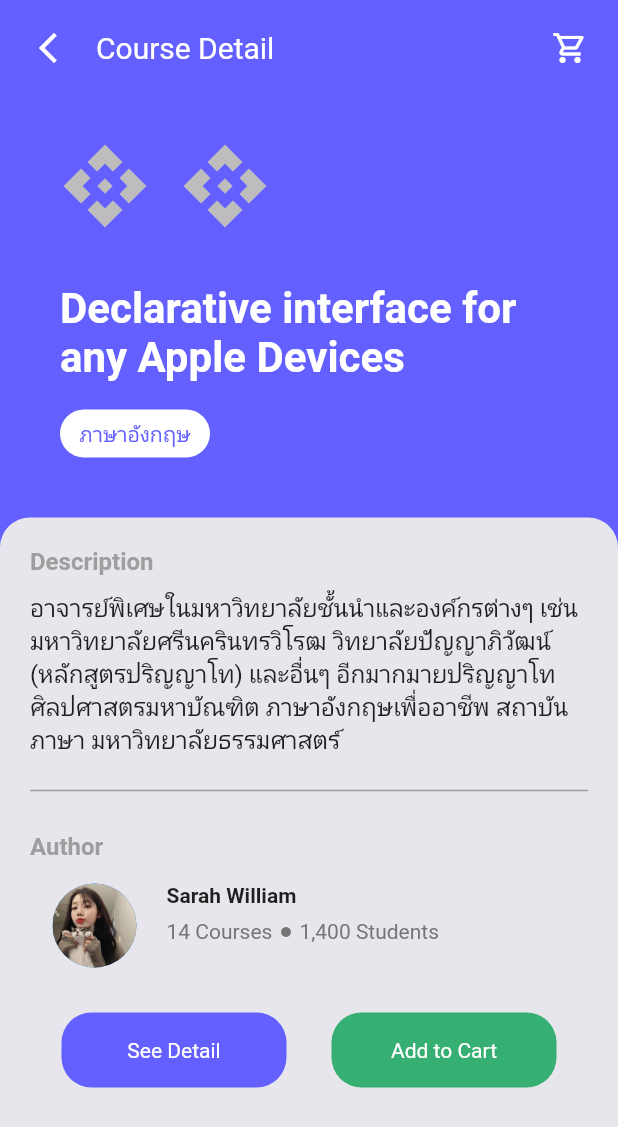
After one commit to noymak/Luk-To-Learn, a Flutter app: the CoursesScreen screen opened by its route, on a phone screen of 412 x 824 dp. The commit adds this screen. Shown: the top 1127 px of the screen. Run offline on Flutter 3.47's test engine with Material 2 defaults, Android fonts, the phone set to English and light mode, and no system bars; our stand-ins replace firebase_auth, firebase_core, get; missing offline and left inert: dart:ffi; accounts and stored records are empty.

Commit message:
ทำเพิ่มแล้ว

```diff
--- /dev/null
+++ b/project-main/lib/Screens/courses.dart
@@ -0,0 +1,283 @@
+import 'package:flutter/material.dart';
+
+class CoursesScreen extends StatefulWidget {
+  const CoursesScreen({Key? key}) : super(key: key);
+
+  @override
+  State<CoursesScreen> createState() => _CoursesScreenState();
+}
+
+class _CoursesScreenState extends State<CoursesScreen> {
+  @override
+  Widget build(BuildContext context) {
+    var size = MediaQuery.of(context).size;
+    return Scaffold(
+      backgroundColor: Color(0xff6360FF),
+      body: SingleChildScrollView(
+        child: Column(
+          children: [
+            Container(
+              child: Padding(
+                padding: const EdgeInsets.all(20),
+                child: SafeArea(
+                  child: Column(
+                    crossAxisAlignment: CrossAxisAlignment.start,
+                    children: [
+                      GestureDetector(
+                        onTap: () {
+                          Navigator.pushNamed(context, '/route');
+                        },
+                        child: Row(
+                          mainAxisAlignment: MainAxisAlignment.spaceBetween,
+                          children: [
+                            Row(
+                              children: [
+                                Icon(
+                                  Icons.arrow_back_ios_new,
+                                  color: Colors.white,
+                                ),
+                                SizedBox(
+                                  width: 20,
+                                ),
+                                Text(
+                                  "Course Detail",
+                                  style: TextStyle(
+                                    color: Colors.white,
+                                    fontSize: 20,
+                                  ),
+                                ),
+                              ],
+                            ),
+                            Row(
+                              children: [
+                                Icon(
+                                  Icons.shopping_cart_outlined,
+                                  color: Colors.white,
+                                ),
+                              ],
+                            ),
+                          ],
+                        ),
+                      ),
+                      SizedBox(
+                        height: 50,
+                      ),
+                      Row(
+                        children: [
+                          SizedBox(
+                            width: 20,
+                          ),
+                          Icon(
+                            Icons.api_sharp,
+                            size: 60,
+                            color: Colors.grey.shade400,
+                          ),
+                          SizedBox(
+                            width: 20,
+                          ),
+                          Icon(
+                            Icons.api_sharp,
+                            size: 60,
+                            color: Colors.grey.shade400,
+                          ),
+                        ],
+                      ),
+                      SizedBox(
+                        height: 15,
+                      ),
+                      Padding(
+                        padding: const EdgeInsets.all(20),
+                        child: Column(
+                          crossAxisAlignment: CrossAxisAlignment.start,
+                          children: [
+                            Text(
+                              "Declarative interface for \nany Apple Devices",
+                              style: TextStyle(
+                                  color: Colors.white,
+                                  fontSize: 28,
+                                  fontWeight: FontWeight.bold),
+                            ),
+                            SizedBox(
+                              height: 18,
+                            ),
+                            Container(
+                              width: 100,
+                              height: 32,
+                              decoration: BoxDecoration(
+                                borderRadius: BorderRadius.circular(18),
+                                color: Colors.white,
+                              ),
+                              child: Center(
+                                child: Text(
+                                  'ภาษาอังกฤษ',
+                                  style: TextStyle(
+                                    color: Color(0xff6360FF),
+                                    fontSize: 14,
+                                    // fontWeight: FontWeight.bold
+                                  ),
+                                ),
+                              ),
+                            ),
+                          ],
+                        ),
+                      ),
+                    ],
+                  ),
+                ),
+              ),
+            ),
+            Container(
+              width: size.width,
+              height: size.height * 0.6,
+              decoration: BoxDecoration(
+                borderRadius: BorderRadius.only(
+                    topLeft: Radius.circular(20),
+                    topRight: Radius.circular(20)),
+                color: Color.fromARGB(255, 230, 230, 236),
+              ),
+              child: Padding(
+                padding: const EdgeInsets.all(20),
+                child: Column(
+                  crossAxisAlignment: CrossAxisAlignment.start,
+                  children: [
+                    Text(
+                      'Description',
+                      style: TextStyle(
+                          fontSize: 16,
+                          fontWeight: FontWeight.bold,
+                          color: Colors.grey),
+                    ),
+                    SizedBox(
+                      height: 10,
+                    ),
+                    Text(
+                      'อาจารย์พิเศษในมหาวิทยาลัยชั้นนำและองค์กรต่างๆ เช่น'
+                      'มหาวิทยาลัยศรีนครินทรวิโรฒ วิทยาลัยปัญญาภิวัฒน์\n(หลักสูตรปริญญาโท) และอื่นๆ อีกมากมาย'
+                      'ปริญญาโท \nศิลปศาสตรมหาบัณฑิต ภาษาอังกฤษเพื่ออาชีพ สถาบันภาษา มหาวิทยาลัยธรรมศาสตร์',
+                      style: TextStyle(
+                        fontSize: 16,
+                      ),
+                    ),
+                    SizedBox(
+                      height: 15,
+                    ),
+                    Divider(
+                      color: Colors.grey,
+                      thickness: 1,
+                    ),
+                    SizedBox(
+                      height: 20,
+                    ),
+                    Text(
+                      'Author',
+                      style: TextStyle(
+                          fontSize: 16,
+                          fontWeight: FontWeight.bold,
+                          color: Colors.grey),
+                    ),
+                    Padding(
+                      padding: const EdgeInsets.all(15),
+                      child: Row(
+                        mainAxisAlignment: MainAxisAlignment.start,
+                        crossAxisAlignment: CrossAxisAlignment.start,
+                        children: [
+                          CircleAvatar(
+                            radius: 28,
+                            backgroundImage:
+                                AssetImage('assets/images/profile.jpg'),
+                          ),
+                          SizedBox(
+                            width: 20,
+                          ),
+                          Column(
+                            crossAxisAlignment: CrossAxisAlignment.start,
+                            children: [
+                              Text(
+                                'Sarah William',
+                                style: TextStyle(fontWeight: FontWeight.bold),
+                              ),
+                              SizedBox(
+                                height: 8,
+                              ),
+                              Row(
+                                children: [
+                                  Text(
+                                    '14 Courses',
+                                    style: TextStyle(
+                                      color: Colors.grey.shade600,
+                                    ),
+                                  ),
+                                  SizedBox(
+                                    width: 5,
+                                  ),
+                                  Icon(
+                                    Icons.circle,
+                                    size: 8,
+                                    color: Colors.grey.shade600,
+                                  ),
+                                  SizedBox(
+                                    width: 5,
+                                  ),
+                                  Text(
+                                    '1,400 Students',
+                                    style: TextStyle(
+                                      color: Colors.grey.shade600,
+                                    ),
+                                  ),
+                                ],
+                              ),
+                            ],
+                          ),
+                        ],
+                      ),
+                    ),
+                    SizedBox(
+                      height: 15,
+                    ),
+                    Row(
+                      mainAxisAlignment: MainAxisAlignment.center,
+                      children: [
+                        GestureDetector(
+                          onTap: () {
+                            Navigator.pushNamed(context, '/coursesdetail');
+                          },
+                          child: Container(
+                            width: 150,
+                            height: 50,
+                            decoration: BoxDecoration(
+                              borderRadius: BorderRadius.circular(20),
+                              color: Color(0xff6360FF),
+                            ),
+                            child: Center(
+                              child: Text('See Detail',
+                                  style: TextStyle(color: Colors.white)),
+                            ),
+                          ),
+                        ),
+                        SizedBox(
+                          width: 30,
+                        ),
+                        Container(
+                          width: 150,
+                          height: 50,
+                          decoration: BoxDecoration(
+                            borderRadius: BorderRadius.circular(20),
+                            color: Color.fromARGB(255, 54, 175, 115),
+                          ),
+                          child: Center(
+                            child: Text('Add to Cart',
+                                style: TextStyle(color: Colors.white)),
+                          ),
+                        ),
+                      ],
+                    ),
+                  ],
+                ),
+              ),
+            ),
+          ],
+        ),
+      ),
+    );
+  }
+}
--- /dev/null
+++ b/project-main/lib/Screens/coursesdetail.dart
@@ -0,0 +1,28 @@
+import 'package:flutter/material.dart';
+
+class Detail extends StatefulWidget {
+  const Detail({Key? key}) : super(key: key);
+
+  @override
+  State<Detail> createState() => _DetailState();
+}
+
+class _DetailState extends State<Detail> {
+  @override
+  Widget build(BuildContext context) {
+    return Scaffold(
+      backgroundColor: Colors.amber,
+      body: Column(
+        children: [
+          Row(
+            children: [
+              Container(
+                color: Colors.amber,
+              ),
+            ],
+          ),
+        ],
+      ),
+    );
+  }
+}
--- a/project-main/lib/Screens/home.dart
+++ b/project-main/lib/Screens/home.dart
@@ -150,7 +150,11 @@ class _HomeScreenState extends State<HomeScreen> {
 
   // Banner
   Widget Banner(Size size) {
-    return Container(
+    return GestureDetector(
+      onTap: () {
+        Navigator.pushNamed(context, '/courses');
+      },
+      child: Container(
         width: size.width,
         height: size.height / 4,
         child: PageView.builder(
@@ -186,6 +190,7 @@ class _HomeScreenState extends State<HomeScreen> {
             );
           },
         ),
+      ),
     );
   }
 }
--- a/project-main/lib/Screens/profile.dart
+++ b/project-main/lib/Screens/profile.dart
@@ -18,17 +18,18 @@ class _ProfileScreenState extends State<ProfileScreen> {
           children: <Widget>[
             Container(
               color: Color(0xff6360FF),
-              height: size.height * 0.36,
-              width: double.infinity,
+              height: size.height * 0.35,
+              width: size.width,
               child: Padding(
                 padding: const EdgeInsets.all(8.0),
                 child: Column(
                   children: <Widget>[
                     SafeArea(
-                      child: Padding(
-                        padding: const EdgeInsets.all(8.0),
                       child: Row(
                         children: [
+                          SizedBox(
+                            width: 10,
+                          ),
                           Icon(
                             Icons.arrow_back_ios,
                             color: Colors.white,
@@ -41,11 +42,8 @@ class _ProfileScreenState extends State<ProfileScreen> {
                         ],
                       ),
                     ),
-                    ),
                     SafeArea(
-                      child: Stack(
-                        children: [
-                          Container(
+                      child: Container(
                         width: 100,
                         height: 100,
                         child: CircleAvatar(
@@ -53,11 +51,9 @@ class _ProfileScreenState extends State<ProfileScreen> {
                             backgroundImage:
                                 AssetImage('assets/images/profile.jpg')),
                       ),
-                        ],
-                      ),
                     ),
                     SizedBox(
-                      height: 18,
+                      height: 20,
                     ),
                     Text(
                       "Por Lazuardi",
@@ -78,8 +74,7 @@ class _ProfileScreenState extends State<ProfileScreen> {
               ),
             ),
             Container(
-              margin: EdgeInsets.only(top: size.height / 2 * 0.1),
-              height: size.height * 0.53,
+              height: size.height * 0.58,
               decoration: BoxDecoration(
                   color: Colors.grey[200],
                   borderRadius: BorderRadius.only(
--- a/project-main/lib/main.dart
+++ b/project-main/lib/main.dart
@@ -1,6 +1,8 @@
 import 'package:firebase_core/firebase_core.dart';
 import 'package:flutter/material.dart';
 import 'package:luk_to_learn/Screens/changepassword.dart';
+import 'package:luk_to_learn/Screens/courses.dart';
+import 'package:luk_to_learn/Screens/coursesdetail.dart';
 import 'package:luk_to_learn/Screens/forgotpass.dart';
 import 'package:luk_to_learn/Screens/forgotpassOTP.dart';
 import 'package:luk_to_learn/Screens/profile.dart';
@@ -30,7 +32,9 @@ class MyApp extends StatelessWidget {
       routes: {
         '/register': ((context) => RegisterScreen()),
         '/route': ((context) => RouteScreen()),
-        '/routetutor': ((context) => RouteTutorScreen())
+        '/routetutor': ((context) => RouteTutorScreen()),
+        '/courses': ((context) => CoursesScreen()),
+        '/coursesdetail': ((context) => Detail()),
       },
     );
   }
```
Lines whose indentation alone changed are shown as unchanged.
